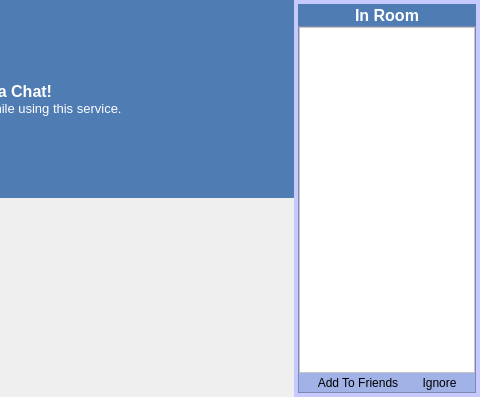
Qt form widgetchat.ui (c3c/quazaa) before a commit; both pictures show x 354 to 834 and y 0 to 397 of the 834 by 397 pixel window.
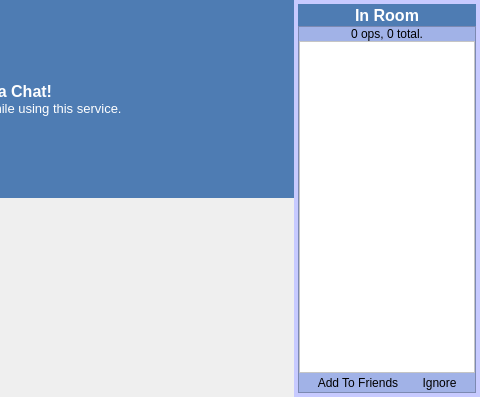
The same form after that commit. Icons and pictures are not drawn.

Commit message: Preparing GUI for IRC client. All elements are in place. Might need to modify dialog settings.

```diff
--- a/widgetchat.ui
+++ b/widgetchat.ui
@@ -433,7 +433,7 @@
         <property name="spacing">
          <number>0</number>
         </property>
-        <item row="0" column="0">
+        <item row="1" column="0">
          <widget class="QToolButton" name="toolButtonChatUsersHeader">
           <property name="sizePolicy">
            <sizepolicy hsizetype="Expanding" vsizetype="Fixed">
@@ -463,7 +463,7 @@
           </property>
          </widget>
         </item>
-        <item row="1" column="0">
+        <item row="2" column="0">
          <widget class="QFrame" name="frameChatUsersTask">
           <property name="maximumSize">
            <size>
@@ -511,14 +511,14 @@
            <property name="spacing">
             <number>0</number>
            </property>
-           <item row="0" column="0">
+           <item row="1" column="0">
             <widget class="QListView" name="listViewChatUsers">
              <property name="styleSheet">
               <string notr="true">background-color: rgb(255, 255, 255);</string>
              </property>
             </widget>
            </item>
-           <item row="1" column="0">
+           <item row="2" column="0">
             <layout class="QGridLayout" name="gridLayoutChatUsersButtons">
              <item row="0" column="0">
               <widget class="QToolButton" name="toolButtonChatAddFriend">
@@ -550,6 +550,16 @@
              </item>
             </layout>
            </item>
+           <item row="0" column="0">
+            <widget class="QLabel" name="labelChatUsersCount">
+             <property name="text">
+              <string>0 ops, 0 total.</string>
+             </property>
+             <property name="alignment">
+              <set>Qt::AlignCenter</set>
+             </property>
+            </widget>
+           </item>
           </layout>
          </widget>
         </item>
```
Left out of the diff: 35 changed lines with no effect on the pictures. The commit also changes 3 other files.
